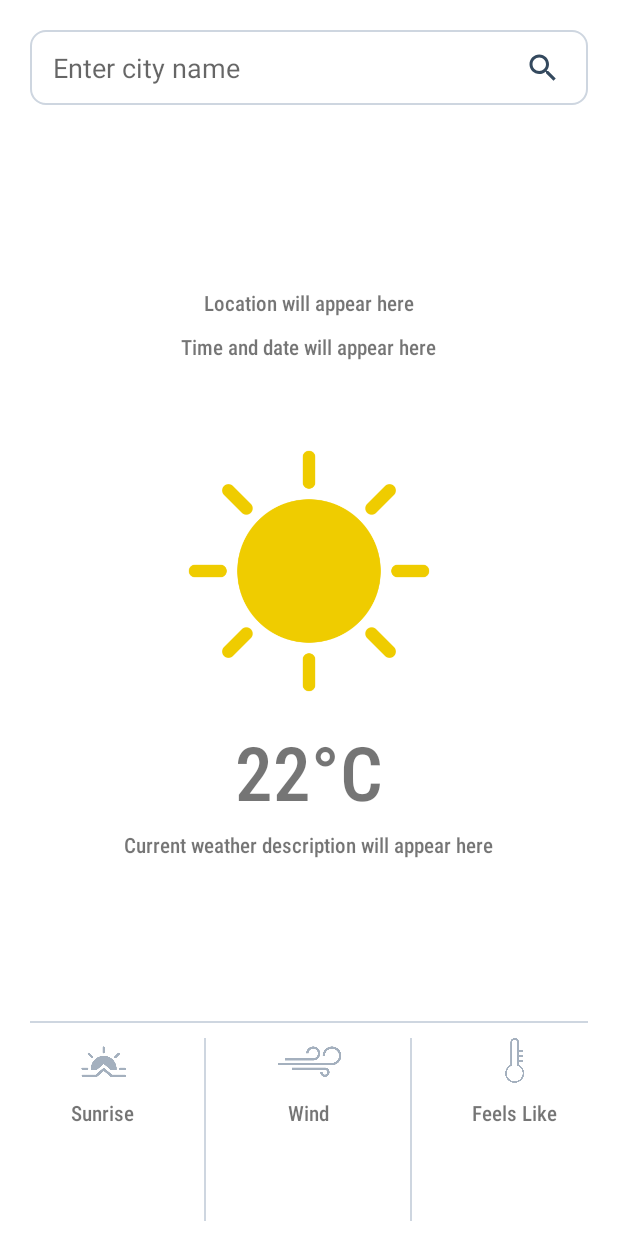
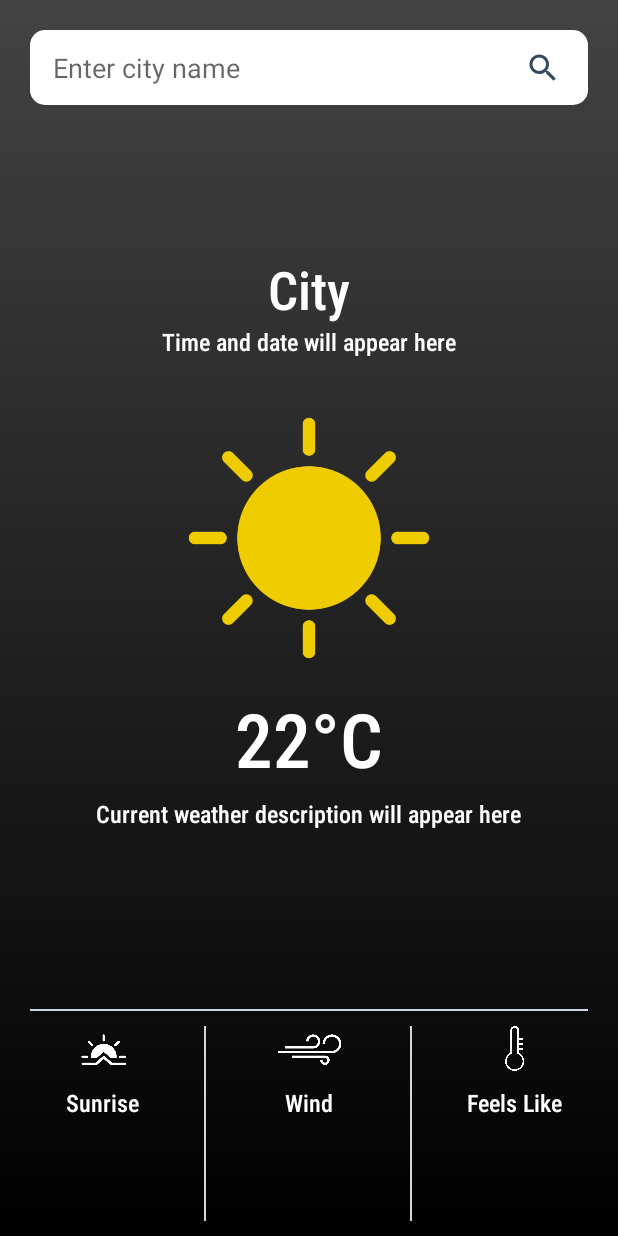
Before and after one commit to strom-hawk/OpenWeather, an Android app: the screen it shows after launch (HomeScreen), on a phone screen of 412 x 824 dp. Run offline under Robolectric (Android 15) with nearby library versions, the phone set to English and light mode, and no system bars; our stand-ins replace RxJava.

Commit message:
Gradiant updated and UI updated also minor bug fixed like: 1. Day/Night seperator 2. 12 Hour clock converted to 24 Hour clock

```diff
--- a/app/src/main/AndroidManifest.xml
+++ b/app/src/main/AndroidManifest.xml
@@ -13,10 +13,10 @@
         android:supportsRtl="true"
         android:theme="@style/AppTheme">
         <activity android:name=".view.HomeScreen"
-            android:screenOrientation="portrait">
+            android:screenOrientation="portrait"
+            android:theme="@style/AppTheme.NoActionBar">
             <intent-filter>
                 <action android:name="android.intent.action.MAIN" />
-
                 <category android:name="android.intent.category.LAUNCHER" />
             </intent-filter>
         </activity>
--- a/app/src/main/java/com/demoapps/openweather/utils/ApplicationConstants.kt
+++ b/app/src/main/java/com/demoapps/openweather/utils/ApplicationConstants.kt
@@ -19,4 +19,6 @@ object ApplicationConstants {
     val CLEAR= "Clear"
     val RAIN = "Rain"
     val THUNDERSTORM = "Thunderstorm"
+    val MORNING_SHIFT = 6
+    val EVENING_SHIFT = 18
 }
--- /dev/null
+++ b/app/src/main/res/drawable/deep_space_gradiant.xml
@@ -0,0 +1,8 @@
+<?xml version="1.0" encoding="utf-8"?>
+<shape xmlns:android="http://schemas.android.com/apk/res/android">
+    <gradient
+        android:startColor="#000000"
+        android:endColor="#434343"
+        android:angle="90"
+        />
+</shape>
--- a/app/src/main/res/drawable/edit_text_background.xml
+++ b/app/src/main/res/drawable/edit_text_background.xml
@@ -1,10 +1,6 @@
 <shape xmlns:android="http://schemas.android.com/apk/res/android"
     android:shape="rectangle" >
     <solid android:color="@color/colorWhite"/>
-
-    <stroke
-        android:width="@dimen/dp_1"
-        android:color="@color/editTextColor1"/>
 
     <corners
         android:radius="@dimen/dp_10"/>
--- a/app/src/main/res/layout/activity_homescreen.xml
+++ b/app/src/main/res/layout/activity_homescreen.xml
@@ -4,7 +4,7 @@
     xmlns:tools="http://schemas.android.com/tools"
     android:layout_width="match_parent"
     android:layout_height="match_parent"
-    android:background="@color/colorWhite"
+    android:background="@drawable/deep_space_gradiant"
     android:orientation="vertical"
     android:weightSum="1"
     tools:context=".view.HomeScreen">
@@ -32,7 +32,9 @@
                 android:hint="@string/city_search_box_hint"
                 app:layout_constraintBottom_toBottomOf="parent"
                 app:layout_constraintEnd_toEndOf="parent"
-                android:paddingStart="@dimen/dp_10"/>
+                android:paddingStart="@dimen/dp_10"
+                android:paddingEnd="@dimen/dp_10"
+                android:textColor="@color/deep_sky"/>
 
             <ImageButton
                 android:id="@+id/getWeaterButton"
@@ -51,7 +53,7 @@
         android:layout_width="match_parent"
         android:layout_height="0dp"
         android:layout_weight="0.7"
-        android:layout_marginTop="@dimen/dp_50">
+        android:layout_marginTop="@dimen/dp_10">
 
         <TextView
             android:id="@+id/tvLocation"
@@ -59,9 +61,10 @@
             android:layout_height="wrap_content"
             android:layout_above="@id/tvDateTime"
             android:layout_centerHorizontal="true"
-            android:layout_marginBottom="@dimen/dp_10"
             android:fontFamily="sans-serif-condensed-medium"
-            android:text="@string/location" />
+            android:text="@string/location"
+            android:textColor="@color/colorWhite"
+            android:textSize="@dimen/sp_35"/>
 
         <TextView
             android:id="@+id/tvDateTime"
@@ -69,9 +72,11 @@
             android:layout_height="wrap_content"
             android:layout_above="@id/ivWeather"
             android:layout_centerHorizontal="true"
-            android:layout_marginBottom="@dimen/dp_50"
+            android:layout_marginBottom="@dimen/dp_30"
             android:fontFamily="sans-serif-condensed-medium"
-            android:text="@string/time_date" />
+            android:text="@string/time_date"
+            android:textColor="@color/colorWhite"
+            android:textSize="@dimen/sp_16"/>
 
         <ImageView
             android:id="@+id/ivWeather"
@@ -88,8 +93,9 @@
             android:layout_centerHorizontal="true"
             android:fontFamily="sans-serif-condensed-medium"
             android:text="@string/demo_weather"
-            android:textSize="50sp"
-            android:layout_marginTop="@dimen/dp_10" />
+            android:textSize="@dimen/sp_50"
+            android:layout_marginTop="@dimen/dp_10"
+            android:textColor="@color/colorWhite"/>
 
         <TextView
             android:id="@+id/tvWeaterDescription"
@@ -99,7 +105,9 @@
             android:layout_centerHorizontal="true"
             android:fontFamily="sans-serif-condensed-medium"
             android:text="@string/current_weather_description"
-            android:layout_marginTop="@dimen/dp_5"/>
+            android:layout_marginTop="@dimen/dp_5"
+            android:textColor="@color/colorWhite"
+            android:textSize="@dimen/sp_16"/>
 
     </RelativeLayout>
 
@@ -136,7 +144,7 @@
                     android:layout_centerHorizontal="true"
                     android:layout_alignParentTop="true"
                     android:src="@drawable/sunrise_filled"
-                    android:tint="@color/iconTint"/>
+                    android:tint="@color/colorWhite"/>
 
                 <TextView
                     android:id="@+id/tvSunrise"
@@ -145,7 +153,9 @@
                     android:layout_centerHorizontal="true"
                     android:fontFamily="sans-serif-condensed-medium"
                     android:text="@string/sunrise_textView"
-                    android:layout_below="@+id/ivSunrise"/>
+                    android:layout_below="@+id/ivSunrise"
+                    android:textColor="@color/colorWhite"
+                    android:textSize="@dimen/sp_16"/>
 
                 <View
                     android:layout_width="1dp"
@@ -170,7 +180,7 @@
                     android:layout_alignParentTop="true"
                     android:layout_centerHorizontal="true"
                     android:src="@drawable/wind"
-                    android:tint="@color/iconTint"/>
+                    android:tint="@color/colorWhite"/>
 
                 <TextView
                     android:id="@+id/tvWind"
@@ -179,7 +189,9 @@
                     android:layout_centerHorizontal="true"
                     android:layout_below="@id/ivWind"
                     android:fontFamily="sans-serif-condensed-medium"
-                    android:text="@string/wind_textView" />
+                    android:text="@string/wind_textView"
+                    android:textColor="@color/colorWhite"
+                    android:textSize="@dimen/sp_16"/>
 
                 <View
                     android:layout_width="1dp"
@@ -203,7 +215,7 @@
                     android:layout_alignParentTop="true"
                     android:layout_centerHorizontal="true"
                     android:src="@drawable/temperature"
-                    android:tint="@color/iconTint"
+                    android:tint="@color/colorWhite"
                     android:padding="@dimen/dp_10"/>
 
                 <TextView
@@ -213,7 +225,9 @@
                     android:layout_centerHorizontal="true"
                     android:layout_below="@id/ivFeelsLike"
                     android:fontFamily="sans-serif-condensed-medium"
-                    android:text="@string/feels_like_textView" />
+                    android:text="@string/feels_like_textView"
+                    android:textColor="@color/colorWhite"
+                    android:textSize="@dimen/sp_16"/>
 
             </RelativeLayout>
 
--- a/app/src/main/res/values/colors.xml
+++ b/app/src/main/res/values/colors.xml
@@ -7,4 +7,6 @@
     <color name="editTextColor1">#ced6e0</color>
     <color name="colorWhite">#ffffff</color>
     <color name="iconTint">#a4b0be</color>
+    <color name="deep_sky">#434343</color>
+    <color name="colorBlack">#000000</color>
 </resources>
--- a/app/src/main/res/values/dimen.xml
+++ b/app/src/main/res/values/dimen.xml
@@ -35,4 +35,9 @@
     <dimen name="sp_17">17sp</dimen>
     <dimen name="sp_18">18sp</dimen>
     <dimen name="sp_20">20sp</dimen>
+    <dimen name="sp_30">30sp</dimen>
+    <dimen name="sp_35">35sp</dimen>
+    <dimen name="sp_40">40sp</dimen>
+    <dimen name="sp_50">50sp</dimen>
+    <dimen name="sp_60">60sp</dimen>
 </resources>
--- a/app/src/main/res/values/strings.xml
+++ b/app/src/main/res/values/strings.xml
@@ -1,7 +1,7 @@
 <resources>
     <string name="app_name">OpenWeather</string>
     <string name="something_went_wrong">Something went wrong</string>
-    <string name="location">Location will appear here</string>
+    <string name="location">City</string>
     <string name="time_date">Time and date will appear here</string>
     <string name="demo_weather">22°C</string>
     <string name="current_weather_description">Current weather description will appear here</string>
--- a/app/src/main/res/values/styles.xml
+++ b/app/src/main/res/values/styles.xml
@@ -5,8 +5,14 @@
         <item name="colorPrimary">@color/colorPrimary</item>
         <item name="colorPrimaryDark">@color/colorPrimaryDark</item>
         <item name="colorAccent">@color/colorAccent</item>
-        <item name="android:statusBarColor">@color/colorWhite</item>
-        <item name="android:windowLightStatusBar">true</item>
+        <item name="android:statusBarColor">@color/deep_sky</item>
+        <item name="android:navigationBarColor">@color/colorBlack</item>
+        <item name="android:windowLightStatusBar">false</item>
+    </style>
+
+    <style name="AppTheme.NoActionBar">
+        <item name="windowActionBar">false</item>
+        <item name="windowNoTitle">true</item>
     </style>
 
 </resources>
```
Also changed, not shown: app/src/main/java/com/demoapps/openweather/view/HomeScreen.kt (+58 -35 lines), app/src/main/res/drawable/blue_gradiant.xml (added, +8 -0 lines), app/src/main/res/drawable/blue_gradiant_vision.xml (added, +8 -0 lines), app/src/main/res/drawable/ocean_gradiant.xml (added, +8 -0 lines), app/src/main/res/drawable/orange_gradiant.xml (added, +8 -0 lines), app/src/main/res/drawable/red_gradiant.xml (added, +8 -0 lines), app/src/main/res/drawable/twitch_gradiant.xml (added, +8 -0 lines).
